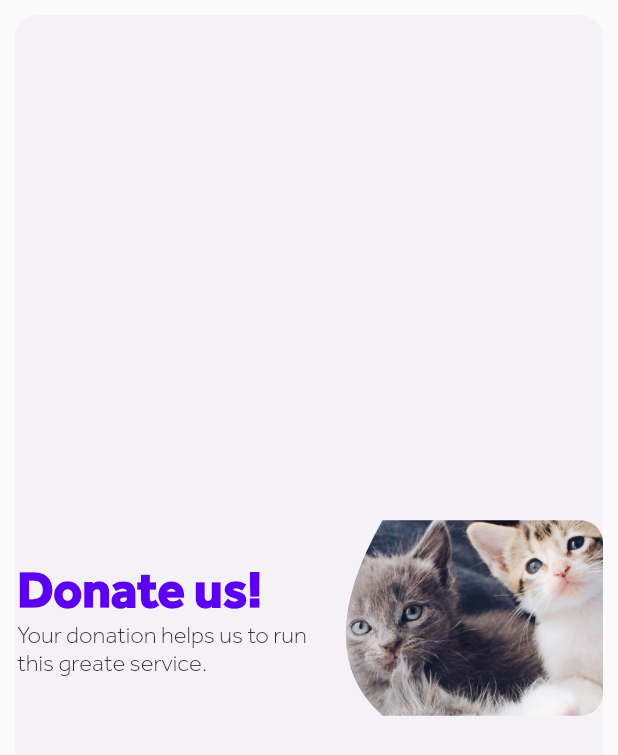
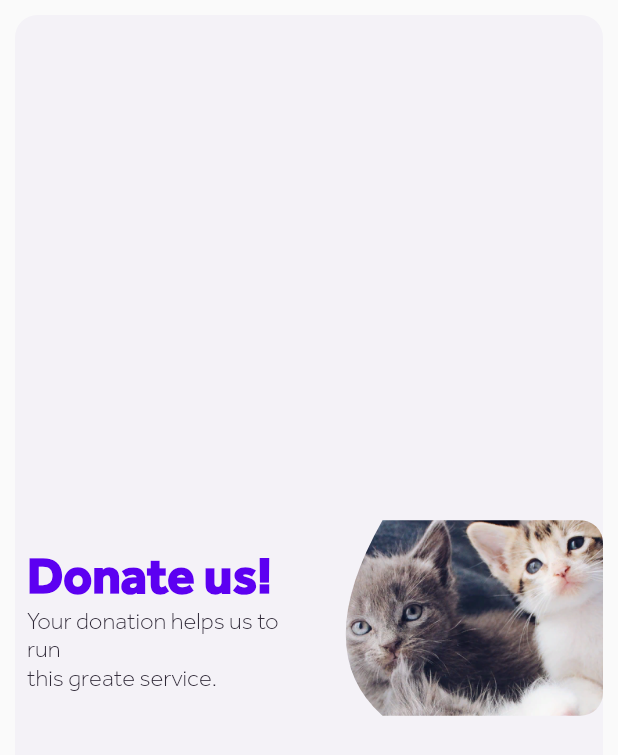
Before and after one commit to SeniorTurkmen/adoption_app, a Flutter app: the DonateUs widget shown alone on an empty page, opened directly, on a phone screen of 412 x 824 dp. Shown: the top 755 px of the screen. Run offline on Flutter 3.47's test engine with Material 2 defaults, Android fonts, the phone set to English and light mode, and no system bars; our stand-ins replace flutter_svg; generated files the repository leaves out were written again; statements that could not run were skipped.

Commit message:
[Bug Fixed] svg paths updated and reponsive update

```diff
--- a/lib/core/constants/svg_constants.dart
+++ b/lib/core/constants/svg_constants.dart
@@ -1,4 +1,3 @@
-
 class SvgConstant {
   static SvgConstant instance = SvgConstant._init();
   SvgConstant._init();
@@ -11,4 +10,7 @@ class SvgConstant {
   final activeNotification = 'assets/svg/activeNotification.svg';
   final activeMessage = 'assets/svg/activeMessage.svg';
   final activeProfile = 'assets/svg/activeProfile.svg';
+  final logo = 'assets/svg/paw.svg';
+  final mic = 'assets/svg/mic.svg';
+  final navigation = 'assets/svg/navigation.svg';
 }
--- a/lib/view/home_view/components/donate_us.dart
+++ b/lib/view/home_view/components/donate_us.dart
@@ -39,10 +39,13 @@ class DonateUs extends StatelessWidget {
 
   Center _textSection(BuildContext context) {
     return Center(
-      child: Column(
-        mainAxisAlignment: MainAxisAlignment.center,
-        crossAxisAlignment: CrossAxisAlignment.start,
-        children: <Widget>[_title(context), _subTitle(context)],
+      child: Padding(
+        padding: EdgeInsets.only(left: 8.0),
+        child: Column(
+          mainAxisAlignment: MainAxisAlignment.center,
+          crossAxisAlignment: CrossAxisAlignment.start,
+          children: <Widget>[_title(context), _subTitle(context)],
+        ),
       ),
     );
   }
--- a/lib/view/home_view/components/nearby_pets/pet_card.dart
+++ b/lib/view/home_view/components/nearby_pets/pet_card.dart
@@ -1,6 +1,7 @@
 import 'package:flutter/material.dart';
 import 'package:flutter_svg/flutter_svg.dart';
 
+import '../../../../core/core.dart';
 import '../../../../core/util/extension/context_extensions.dart';
 import 'image_card.dart';
 
@@ -50,7 +51,10 @@ class PetCard extends StatelessWidget {
 
   Row awayFrom() {
     return Row(
-      children: [SvgPicture.asset('svg/navigation.svg'), Text(' 0.7km away')],
+      children: [
+        SvgPicture.asset(SvgConstant.instance.navigation),
+        Text(' 0.7km away')
+      ],
     );
   }
 }
--- a/lib/view/home_view/components/search/search_bar.dart
+++ b/lib/view/home_view/components/search/search_bar.dart
@@ -21,7 +21,7 @@ class SearchBar extends StatelessWidget {
         children: [
           Icon(Icons.search),
           Expanded(child: _searchField(context)),
-          SvgPicture.asset('svg/mic.svg'),
+          SvgPicture.asset(SvgConstant.instance.mic),
         ],
       ),
     );
--- a/lib/view/home_view/home.dart
+++ b/lib/view/home_view/home.dart
@@ -56,7 +56,7 @@ class Home extends StatelessWidget {
       leadingWidth: context.width * 10,
       backgroundColor: Theme.of(context).canvasColor,
       shadowColor: Colors.transparent,
-      leading: SvgPicture.asset('svg/paw.svg'),
+      leading: SvgPicture.asset(SvgConstant.instance.logo),
     );
   }
 }
```
Also changed, not shown: lib/view/home_view/components/header/header_widget.dart (+8 -9 lines).
